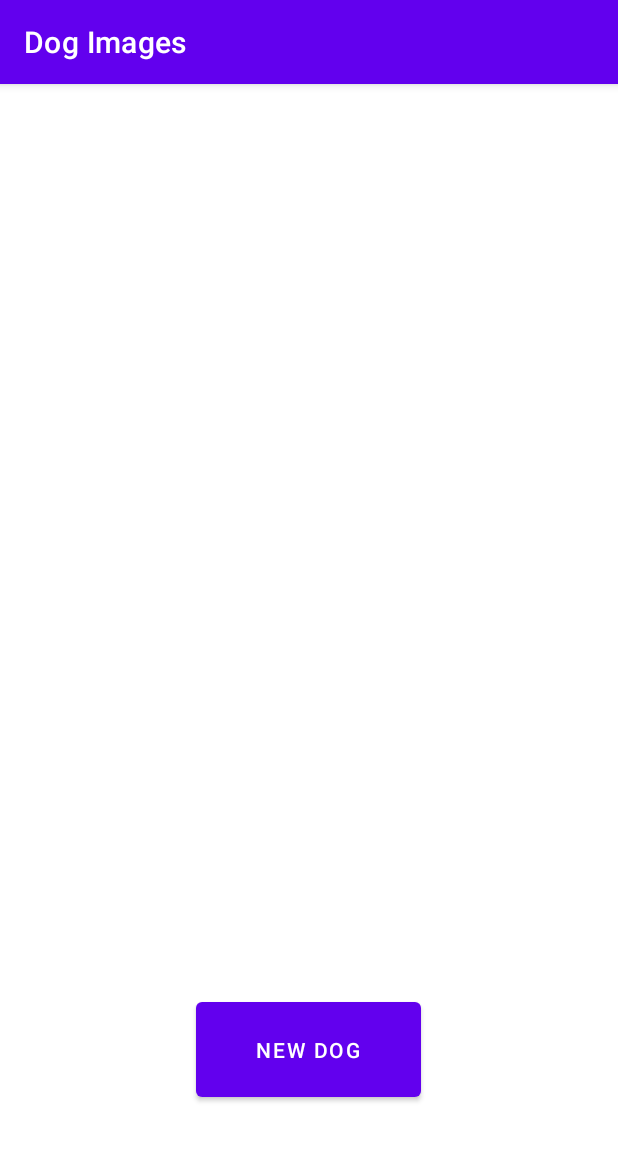
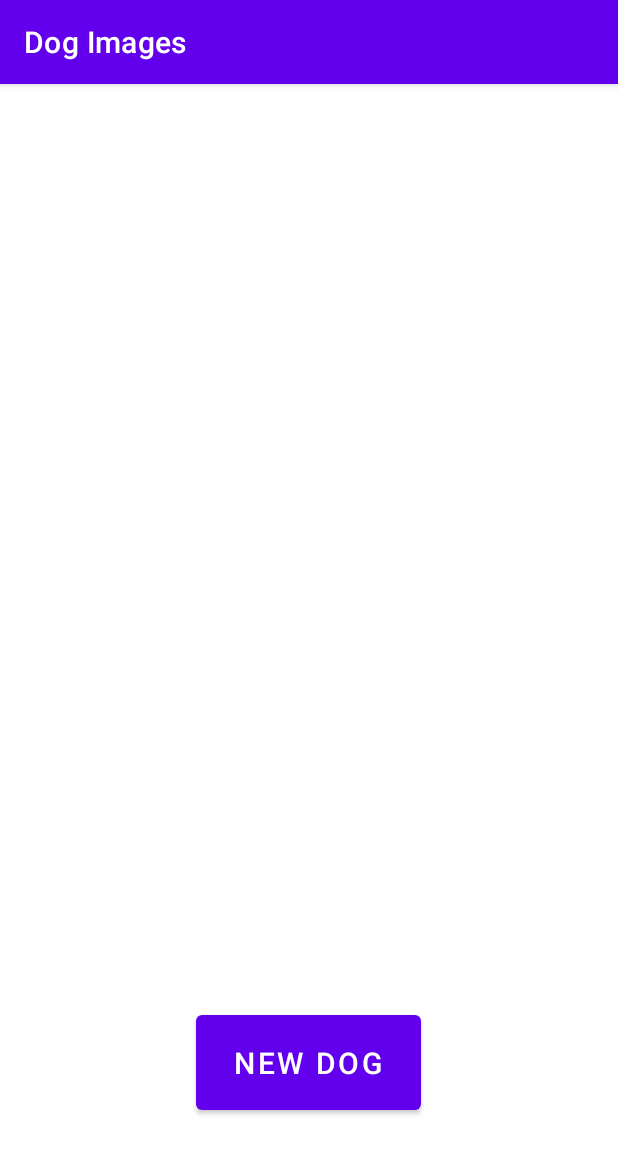
Before and after one commit to tehRyley/DogApp, an Android app: the screen it shows after launch (MainActivity), on a phone screen of 412 x 824 dp. Shown: the top 1154 px of the screen. Run offline under Robolectric (Android 15) with nearby library versions, the phone set to English and light mode, and no system bars; our stand-ins replace Picasso, Volley; network calls fail; pictures from the network do not load.

Commit message:
Changed text sizes

```diff
--- a/app/src/main/res/layout/activity_main.xml
+++ b/app/src/main/res/layout/activity_main.xml
@@ -12,7 +12,7 @@
         android:layout_height="wrap_content"
         android:layout_marginTop="35dp"
         android:textColor="#000000"
-        android:textSize="34sp"
+        android:textSize="40sp"
         app:layout_constraintBottom_toBottomOf="parent"
         app:layout_constraintEnd_toEndOf="parent"
         app:layout_constraintStart_toStartOf="parent"
@@ -35,6 +35,7 @@
         android:layout_height="75dp"
         android:layout_marginTop="100dp"
         android:text="@string/new_dog"
+        android:textSize="20sp"
         app:layout_constraintEnd_toEndOf="parent"
         app:layout_constraintHorizontal_bias="0.498"
         app:layout_constraintStart_toStartOf="parent"
```
